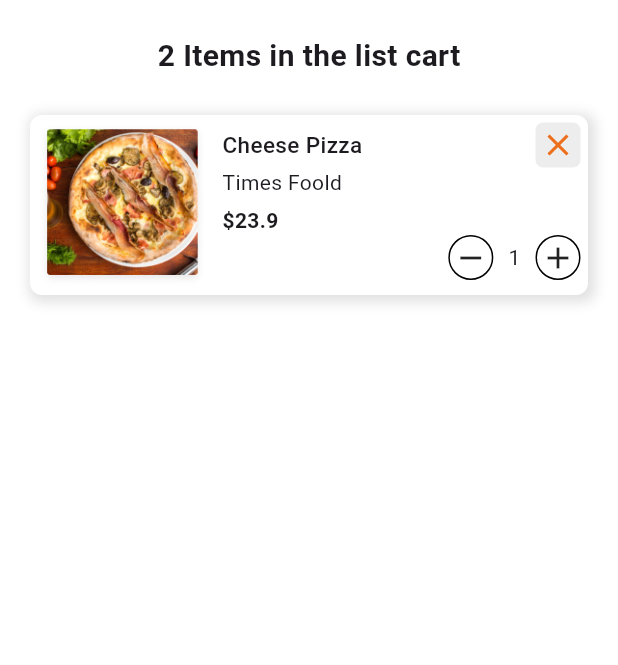
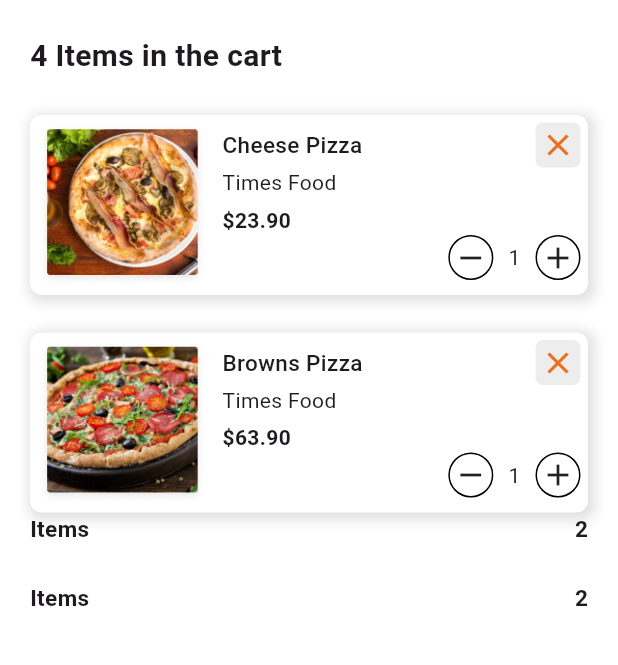
Before and after one commit to rishithamenush/foodPrime, a Flutter app: the CartPage screen opened directly, after a tap on the "remove" icon, on a phone screen of 412 x 824 dp, the part 80-745 px from its top. Run offline on Flutter 3.47's test engine with Material 3 defaults, Android fonts, the phone set to English and light mode, and no system bars; our stand-ins replace font_awesome_flutter.

Commit message:
Update the increase and decrease button of the cart_page

```diff
--- a/lib/screens/main/navPages/cart/cart_page.dart
+++ b/lib/screens/main/navPages/cart/cart_page.dart
@@ -10,7 +10,13 @@ class CartPage extends StatefulWidget {
 }
 
 class _CartPageState extends State<CartPage> {
-  int quantity = 1;
+  // Map to track the quantity for each item
+  final Map<String, int> _itemQuantities = {
+    "Cheese Pizza": 1,
+    "Browns Pizza": 1,
+    "Masala Pizza": 1,
+    "Golden Pizza": 1,
+  };
   @override
   Widget build(BuildContext context) {
     return Scaffold(
@@ -27,24 +33,67 @@ class _CartPageState extends State<CartPage> {
       body: Container(
         margin: const EdgeInsets.symmetric(horizontal: 20, vertical: 20),
         child: Column(
+          crossAxisAlignment: CrossAxisAlignment.start,
           children: [
-            const Text("2 Items in the list cart", style: TextStyle(fontSize: 20, fontWeight: FontWeight.bold),),
-
+            const Text(
+              "4 Items in the cart",
+              style: TextStyle(fontSize: 20, fontWeight: FontWeight.bold),
+            ),
+            Column(
+              children: [
                 const SizedBox(height: 25,),
-
                 _itemCardWidget(
                     title: "Cheese Pizza",
-              price: "23.9",
+                    unitPrice: 23.9,
                     image: "pizza_popular_5.png"
-            )
-
+                ),
+                const SizedBox(height: 25,),
+                _itemCardWidget(
+                    title: "Browns Pizza",
+                    unitPrice: 63.9,
+                    image: "pizza_popular_2.png"
+                ),
+                // const SizedBox(height: 25,),
+                // _itemCardWidget(
+                //     title: "Masala Pizza",
+                //     unitPrice: 33.2,
+                //     image: "pizza_popular_1.png"
+                // ),
+                // const SizedBox(height: 25,),
+                // _itemCardWidget(
+                //     title: "Golden Pizza",
+                //     unitPrice: 45.3,
+                //     image: "pizza_popular_4.png"
+                // ),
+                // const SizedBox(height: 25,),
+              ],
+            ),
+            const Row(
+              mainAxisAlignment: MainAxisAlignment.spaceBetween,
+              children: [
+                Text("Items",  style: TextStyle(fontSize: 15, fontWeight: FontWeight.bold ),),
+                Text("2", style: TextStyle(fontSize: 15, fontWeight: FontWeight.bold),)
+              ],
+            ),
+            const SizedBox(height: 25,),
+            const Row(
+              mainAxisAlignment: MainAxisAlignment.spaceBetween,
+              children: [
+                Text("Items",  style: TextStyle(fontSize: 15, fontWeight: FontWeight.bold ),),
+                Text("2", style: TextStyle(fontSize: 15, fontWeight: FontWeight.bold),)
+              ],
+            ),
           ],
         ),
       ),
     );
   }
 
-  _itemCardWidget({String? title, String? price, String? image}){
+  Widget _itemCardWidget({String? title, double? unitPrice, String? image}) {
+    // Retrieve the quantity for this item from the map
+    int quantity = _itemQuantities[title] ?? 1;
+    double totalPrice = unitPrice! * quantity;
+
     return Container(
       width: double.infinity,
       height: 120,
@@ -53,12 +102,12 @@ class _CartPageState extends State<CartPage> {
         borderRadius: BorderRadius.circular(8),
         boxShadow: [
           BoxShadow(
-                offset: const Offset(2,2),
+            offset: const Offset(2, 2),
             spreadRadius: 2.5,
             blurRadius: 6.5,
-                color: Colors.grey[300]!
-            )
-          ]
+            color: Colors.grey[300]!,
+          ),
+        ],
       ),
       child: Padding(
         padding: const EdgeInsets.symmetric(horizontal: 5, vertical: 5),
@@ -73,29 +122,37 @@ class _CartPageState extends State<CartPage> {
                   Row(
                     mainAxisAlignment: MainAxisAlignment.spaceBetween,
                     children: [
-                       Text("$title",  style: TextStyle(fontSize: 15, fontWeight: FontWeight.w500),),
+                      Text(
+                        "$title",
+                        style: const TextStyle(fontSize: 15, fontWeight: FontWeight.w500),
+                      ),
                       Container(
                         width: 30,
                         height: 30,
                         decoration: BoxDecoration(
                           borderRadius: BorderRadius.circular(5),
-                            color: lightGreyColor
+                          color: lightGreyColor,
                         ),
-                        child: const Center(child: Icon(Icons.close, color: primaryColorED6E1B,), ),
+                        child: const Center(
+                          child: Icon(Icons.close, color: primaryColorED6E1B,),
+                        ),
                       ),
                     ],
                   ),
-                  const Text("Times Foold"),
+                  const Text("Times Food"),
                   const SizedBox(height: 5,),
-                   Text("\$$price", style: const TextStyle(fontWeight: FontWeight.w600),),
+                  Text(
+                    "\$${totalPrice.toStringAsFixed(2)}",
+                    style: const TextStyle(fontWeight: FontWeight.w600),
+                  ),
                   Row(
                     mainAxisAlignment: MainAxisAlignment.end,
                     children: [
                       GestureDetector(
                         onTap: () {
                           setState(() {
-                            if(quantity > 1){
-                              quantity -- ;
+                            if (quantity > 1) {
+                              _itemQuantities["$title"] = quantity - 1;
                             }
                           });
                         },
@@ -106,7 +163,7 @@ class _CartPageState extends State<CartPage> {
                             shape: BoxShape.circle,
                             border: Border.all(width: 1),
                           ),
-                          child:  Center(child: Icon(Icons.remove_outlined),),
+                          child: const Center(child: Icon(Icons.remove_outlined),),
                         ),
                       ),
                       const SizedBox(width: 10,),
@@ -115,7 +172,7 @@ class _CartPageState extends State<CartPage> {
                       GestureDetector(
                         onTap: () {
                           setState(() {
-                              quantity ++ ;
+                            _itemQuantities["$title"] = quantity + 1;
                           });
                         },
                         child: Container(
```
Lines whose indentation alone changed are shown as unchanged.
